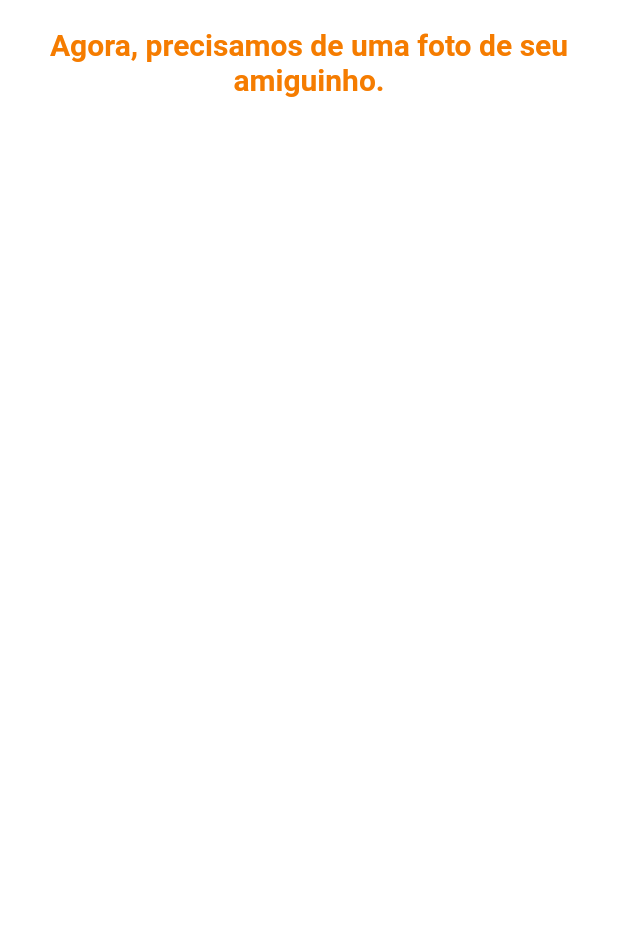
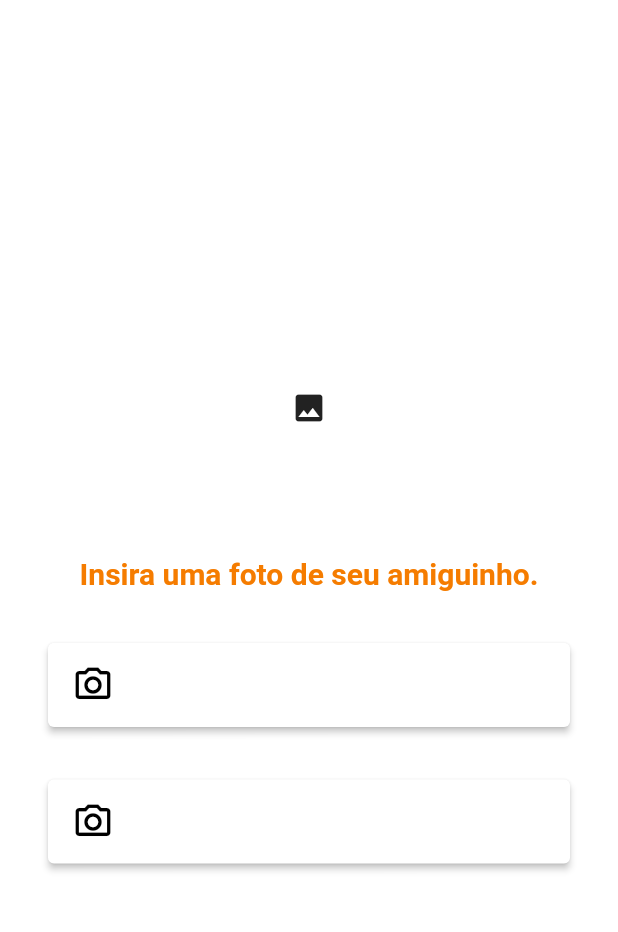
Before and after one commit to renatorv/projetoapp, a Flutter app: the PhotoPetPage screen opened by its route, on a phone screen of 412 x 824 dp, the part 84-1016 px from its top. Run offline on Flutter 3.47's test engine with Material 2 defaults, Android fonts, the phone set to English and light mode, and no system bars; our stand-ins replace dropdown_button2, firebase_auth, firebase_core, get, google_sign_in, image_picker and 3 more; missing offline and left inert: flutter_facebook_auth, validatorless; accounts and stored records are empty; statements that could not run were skipped.

Commit message:
iniciando a tela de imagem do pet.

```diff
--- a/lib/app/modules/photo_pet/photo_pet_page.dart
+++ b/lib/app/modules/photo_pet/photo_pet_page.dart
@@ -1,5 +1,8 @@
+import 'dart:io';
+
 import 'package:get/get.dart';
 import 'package:flutter/material.dart';
+import 'package:image_picker/image_picker.dart';
 import '../../components/instapet_appbar.dart';
 import '../../core/core.dart';
 import './photo_pet_controller.dart';
@@ -14,19 +17,55 @@ class PhotoPetPage extends StatefulWidget {
 }
 
 class _PhotoPetPageState extends InstaState<PhotoPetPage, PhotoPetController> {
+  File? image;
+  Future pickImage(ImageSource source) async {
+    try {
+      final image = await ImagePicker().pickImage(source: source);
+      if (image == null) return;
+
+      final imageTemporary = File(image.path);
+
+      setState(() => this.image = imageTemporary);
+    } on Exception catch (e) {
+      print('Não foi possível capturar imagem: $e');
+    }
+  }
+
   @override
   Widget build(BuildContext context) {
     final Responsive _responsive = Responsive(context);
     return Scaffold(
       appBar: InstapetAppbar(elevation: 0),
       backgroundColor: Colors.white,
-      body: Column(
+      body: Container(
+        padding: EdgeInsets.all(32),
+        child: Column(
           crossAxisAlignment: CrossAxisAlignment.center,
           children: [
+            // SizedBox(height: _responsive.dp(2)),
+            Spacer(),
+            image != null
+                ? ClipOval(
+                    child: Image.file(
+                      image!,
+                      width: 100,
+                      height: 120,
+                    ),
+                  )
+                : ClipOval(
+                    child: SizedBox(
+                      width: 160,
+                      height: 160,
+                      child: Icon(
+                        Icons.image,
+                      ),
+                    ),
+                  ),
+            // FlutterLogo(size: 160),
             SizedBox(height: _responsive.dp(2)),
             Center(
               child: Text(
-              'Agora, precisamos de uma foto de seu amiguinho.',
+                'Insira uma foto de seu amiguinho.',
                 style: context.textTheme.headline6?.copyWith(
                   fontWeight: FontWeight.bold,
                   color: context.theme.primaryColorDark,
@@ -35,11 +74,48 @@ class _PhotoPetPageState extends InstaState<PhotoPetPage, PhotoPetController> {
               ),
             ),
             SizedBox(height: _responsive.dp(3.8)),
+            buidButton(
+              title: 'Galeria',
+              icon: Icons.camera_alt_outlined,
+              onClicked: () => pickImage(ImageSource.gallery),
+            ),
+            SizedBox(height: _responsive.dp(3.8)),
+            buidButton(
+              title: 'Camera',
+              icon: Icons.camera_alt_outlined,
+              onClicked: () => pickImage(ImageSource.camera),
+            ),
+            Spacer(),
           ],
+        ),
       ),
     );
   }
 }
 
+//https://www.youtube.com/watch?v=MSv38jO4EJk&t=82s
 
-//https://www.youtube.com/watch?v=MSv38jO4EJk&t=82s
+Widget buidButton({
+  required String title,
+  required IconData icon,
+  required VoidCallback onClicked,
+}) =>
+    ElevatedButton(
+      style: ElevatedButton.styleFrom(
+        minimumSize: Size.fromHeight(56),
+        primary: Colors.white,
+        onPrimary: Colors.black,
+        textStyle: TextStyle(fontSize: 20),
+      ),
+      onPressed: onClicked,
+      child: Row(
+        children: [
+          Icon(
+            icon,
+            size: 28,
+            color: Colors.black,
+          ),
+          const SizedBox(width: 16),
+        ],
+      ),
+    );
--- a/pubspec.yaml
+++ b/pubspec.yaml
@@ -46,6 +46,7 @@ dependencies:
   loading_animation_widget: ^1.1.0+1
   dropdown_button2: ^1.2.0
   flutter_launcher_icons: ^0.9.2
+  image_picker: ^0.8.4+11
 
 flutter_icons:
   android: true
```
Also changed, not shown: pubspec.lock, 3 other files. Lines whose indentation alone changed are shown as unchanged.
